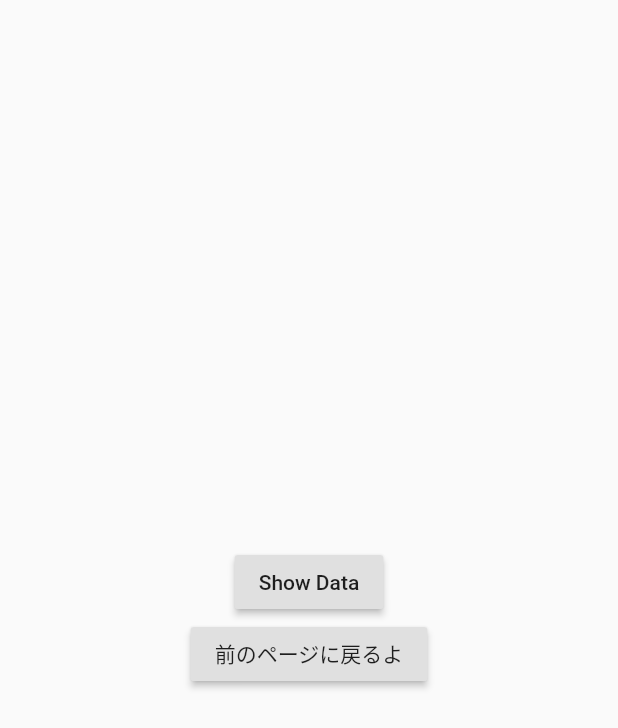
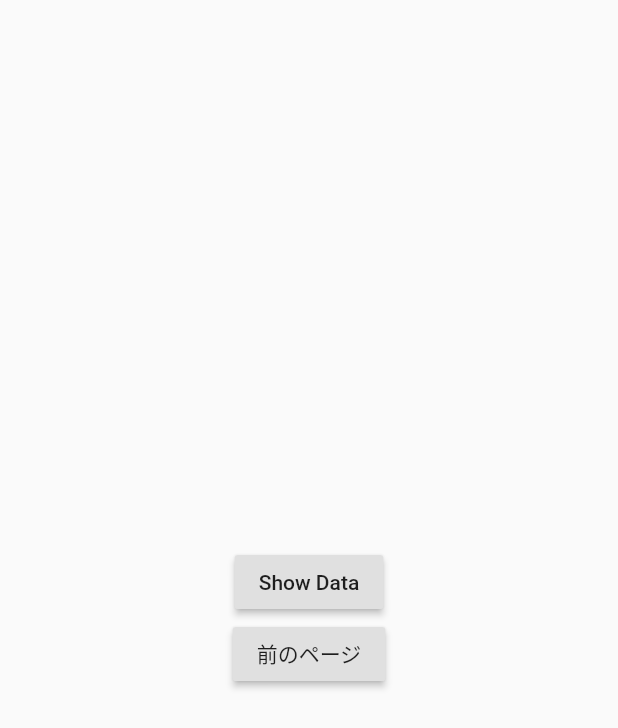
Before and after one commit to Tomoki-JNLHPV/flutter_with_firebase, a Flutter app: the ShowFirestoreData screen opened directly, on a phone screen of 412 x 824 dp. Shown: the top 728 px of the screen. Run offline on Flutter 3.47's test engine with Material 2 defaults, Android fonts, the phone set to English and light mode, and no system bars; our stand-ins replace cloud_firestore, firebase_core; accounts and stored records are empty.

Commit message:
fix text

```diff
--- a/lib/show_firestore_data.dart
+++ b/lib/show_firestore_data.dart
@@ -36,7 +36,7 @@ class _MyFirestorePageState extends State<ShowFirestoreData> {
             ),
             Container(
                 child: RaisedButton(
-              child: Text('前のページに戻るよ'),
+              child: Text('前のページ'),
               onPressed: () {
 // -*--*--*--*--*- Navigator -*--*--*--*--*-
                 Navigator.pop(context);
```
